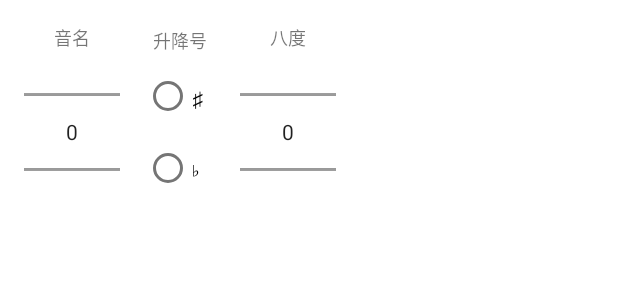
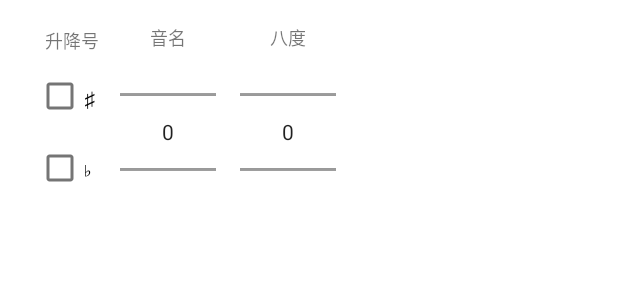
Before and after one commit to Abdulla-abs/PianoLab, an Android app: the layout dialog_note_picker.xml on its own in the app's theme, with its tools: preview values and no code run, on a phone screen of 412 x 824 dp. Shown: the top 300 px of the screen. Run offline under Robolectric (Android 15) with nearby library versions, the phone set to English and light mode, and no system bars.

Commit message:
12.14 ver1

```diff
--- a/app/src/main/res/layout/dialog_note_picker.xml
+++ b/app/src/main/res/layout/dialog_note_picker.xml
@@ -5,6 +5,42 @@
     android:orientation="horizontal"
     android:padding="16dp"
     android:gravity="center">
+
+    <!-- 升降号选择 -->
+    <LinearLayout
+        android:layout_width="wrap_content"
+        android:layout_height="wrap_content"
+        android:orientation="vertical"
+        android:gravity="center"
+        android:layout_marginStart="8dp"
+        android:layout_marginEnd="8dp">
+
+        <TextView
+            android:layout_width="wrap_content"
+            android:layout_height="wrap_content"
+            android:text="@string/tuner_accidental"
+            android:textSize="12sp"
+            android:layout_marginBottom="4dp" />
+        <LinearLayout
+            android:layout_width="wrap_content"
+            android:layout_height="wrap_content"
+            android:orientation="vertical">
+
+            <CheckBox
+                android:id="@+id/check_sharp"
+                android:layout_width="wrap_content"
+                android:layout_height="wrap_content"
+                android:text="♯" />
+
+            <CheckBox
+                android:id="@+id/check_flat"
+                android:layout_width="wrap_content"
+                android:layout_height="wrap_content"
+                android:text="♭" />
+        </LinearLayout>
+
+
+    </LinearLayout>
 
     <!-- 音名选择器 -->
     <LinearLayout
@@ -27,41 +63,7 @@
             android:layout_height="100dp" />
     </LinearLayout>
 
-    <!-- 升降号选择 -->
-    <LinearLayout
-        android:layout_width="wrap_content"
-        android:layout_height="wrap_content"
-        android:orientation="vertical"
-        android:gravity="center"
-        android:layout_marginStart="8dp"
-        android:layout_marginEnd="8dp">
 
-        <TextView
-            android:layout_width="wrap_content"
-            android:layout_height="wrap_content"
-            android:text="@string/tuner_accidental"
-            android:textSize="12sp"
-            android:layout_marginBottom="4dp" />
-
-        <RadioGroup
-            android:id="@+id/radio_accidental"
-            android:layout_width="wrap_content"
-            android:layout_height="wrap_content"
-            android:orientation="vertical">
-
-            <RadioButton
-                android:id="@+id/radio_sharp"
-                android:layout_width="wrap_content"
-                android:layout_height="wrap_content"
-                android:text="♯" />
-
-            <RadioButton
-                android:id="@+id/radio_flat"
-                android:layout_width="wrap_content"
-                android:layout_height="wrap_content"
-                android:text="♭" />
-        </RadioGroup>
-    </LinearLayout>
 
     <!-- 八度选择器 -->
     <LinearLayout
```
Also changed, not shown: app/src/main/java/com/example/pianolab/feature/tuner/model/TunerState.java (+22 -3 lines), app/src/main/java/com/example/pianolab/feature/tuner/view/NotePickerDialog.java (+25 -9 lines), app/src/main/res/drawable/backout.xml (added, +9 -0 lines), app/src/main/res/drawable/reset.xml (added, +9 -0 lines), app/src/main/res/layout/activity_chord.xml (added, +169 -0 lines).
